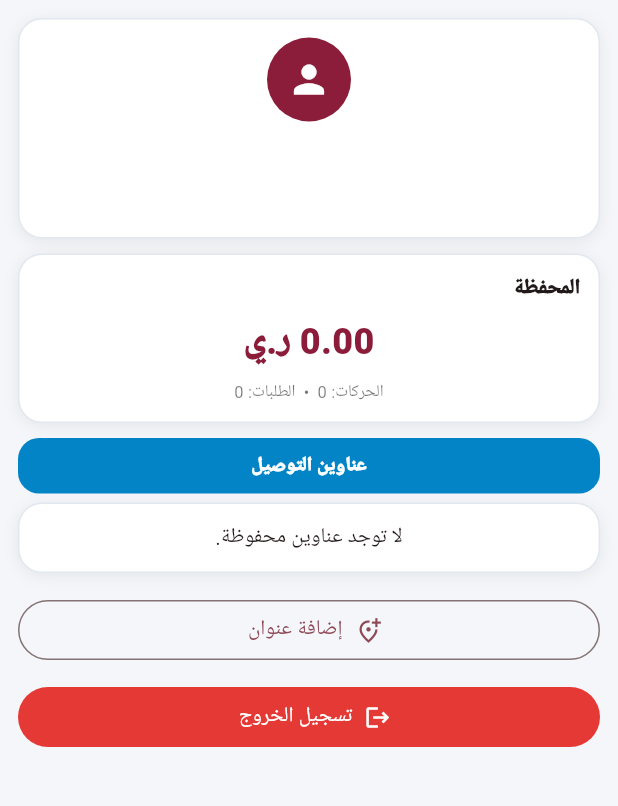
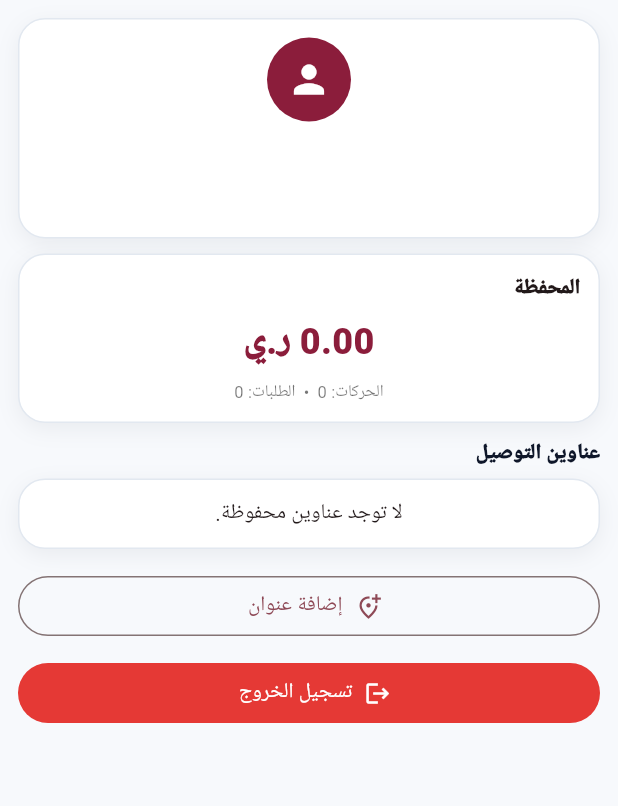
Before and after one commit to zydan25/flutter-new-katolin, a Flutter app: the AccountScreen screen opened directly, on a phone screen of 412 x 824 dp, the part 84-890 px from its top. Run offline on Flutter 3.47's test engine with Material 3 defaults, Android fonts, the light colour scheme and no system bars; our stand-ins replace flutter_secure_storage, local_auth, shared_preferences; accounts and stored records are empty; Roboto replaces fonts that are missing (Cairo).

Commit message:
refactor: rebuild shared Flutter visual components

```diff
--- a/shopik_flutter/lib/widgets/common.dart
+++ b/shopik_flutter/lib/widgets/common.dart
@@ -2,52 +2,159 @@
 
 class AppColors {
   static const burgundy = Color(0xFF8B1D3B);
-  static const cyan = Color(0xFF26C6DA);
-  static const orange = Color(0xFFFED7AA);
+  static const burgundyDark = Color(0xFF78142F);
+  static const burgundyLight = Color(0xFF9E1F3D);
+  static const emerald = Color(0xFF059669);
+  static const blue = Color(0xFF0284C7);
+  static const indigo = Color(0xFF4F46E5);
+  static const teal = Color(0xFF0F766E);
   static const amber = Color(0xFFF59E0B);
-  static const blue = Color(0xFF0284C7);
-  static const indigo = Color(0xFF283593);
-  static const page = Color(0xFFF4F6F9);
+  static const purple = Color(0xFF7C3AED);
+  static const page = Color(0xFFF7F9FC);
+  static const border = Color(0xFFE2E8F0);
+  static const muted = Color(0xFF64748B);
 }
 
 class PageCard extends StatelessWidget {
-  const PageCard({super.key, required this.child, this.padding = const EdgeInsets.all(12)});
-  final Widget child; final EdgeInsets padding;
-  @override Widget build(BuildContext context) => Container(
-    width: double.infinity, padding: padding,
-    decoration: BoxDecoration(color: Colors.white, borderRadius: BorderRadius.circular(16), border: Border.all(color: const Color(0xFFE2E8F0)), boxShadow: const [BoxShadow(blurRadius: 8, color: Color(0x11000000), offset: Offset(0, 2))]),
-    child: child,
-  );
+  const PageCard({super.key, required this.child, this.padding = const EdgeInsets.all(12), this.margin});
+
+  final Widget child;
+  final EdgeInsets padding;
+  final EdgeInsetsGeometry? margin;
+
+  @override
+  Widget build(BuildContext context) {
+    return Container(
+      width: double.infinity,
+      margin: margin,
+      padding: padding,
+      decoration: BoxDecoration(
+        color: Colors.white,
+        borderRadius: BorderRadius.circular(18),
+        border: Border.all(color: AppColors.border),
+        boxShadow: const [
+          BoxShadow(color: Color(0x100F172A), blurRadius: 12, offset: Offset(0, 4)),
+        ],
+      ),
+      child: child,
+    );
+  }
 }
 
 class SectionHeader extends StatelessWidget {
-  const SectionHeader({super.key, required this.title, this.color = AppColors.burgundy});
-  final String title; final Color color;
-  @override Widget build(BuildContext context) => Container(
-    width: double.infinity, padding: const EdgeInsets.symmetric(vertical: 9, horizontal: 12),
-    decoration: BoxDecoration(color: color, borderRadius: BorderRadius.circular(14)),
-    child: Text(title, textAlign: TextAlign.center, style: const TextStyle(color: Colors.white, fontWeight: FontWeight.w900, fontSize: 13)),
-  );
+  const SectionHeader({super.key, required this.title, this.color = AppColors.burgundy, this.icon});
+
+  final String title;
+  final Color color;
+  final IconData? icon;
+
+  @override
+  Widget build(BuildContext context) {
+    return Row(
+      children: [
+        if (icon != null)
+          Container(
+            width: 28,
+            height: 28,
+            decoration: BoxDecoration(color: color.withOpacity(.10), borderRadius: BorderRadius.circular(9)),
+            child: Icon(icon, color: color, size: 16),
+          ),
+        if (icon != null) const SizedBox(width: 8),
+        Expanded(
+          child: Text(title, textAlign: TextAlign.right, style: const TextStyle(fontSize: 14, fontWeight: FontWeight.w900, color: Color(0xFF0F172A))),
+        ),
+      ],
+    );
+  }
+}
+
+class StatusBadge extends StatelessWidget {
+  const StatusBadge({super.key, required this.text, this.color = AppColors.emerald});
+
+  final String text;
+  final Color color;
+
+  @override
+  Widget build(BuildContext context) {
+    return Container(
+      padding: const EdgeInsets.symmetric(horizontal: 9, vertical: 5),
+      decoration: BoxDecoration(color: color.withOpacity(.10), borderRadius: BorderRadius.circular(9), border: Border.all(color: color.withOpacity(.18))),
+      child: Text(text, style: TextStyle(fontSize: 9, fontWeight: FontWeight.w900, color: color)),
+    );
+  }
+}
+
+class EmptyState extends StatelessWidget {
+  const EmptyState({super.key, required this.text, this.icon = Icons.inbox_outlined});
+
+  final String text;
+  final IconData icon;
+
+  @override
+  Widget build(BuildContext context) {
+    return PageCard(
+      child: Column(
+        children: [
+          Icon(icon, size: 36, color: Colors.black26),
+          const SizedBox(height: 8),
+          Text(text, textAlign: TextAlign.center, style: const TextStyle(color: AppColors.muted, fontSize: 11, fontWeight: FontWeight.w600)),
+        ],
+      ),
+    );
+  }
 }
 
 class BusyOverlay extends StatelessWidget {
-  const BusyOverlay({super.key, required this.visible, this.text = 'الرجاء الإنتظار قليلاً...'});
-  final bool visible; final String text;
-  @override Widget build(BuildContext context) {
+  const BusyOverlay({super.key, required this.visible, this.text = 'جاري تنفيذ الطلب...'});
+
+  final bool visible;
+  final String text;
+
+  @override
+  Widget build(BuildContext context) {
     if (!visible) return const SizedBox.shrink();
-    return Positioned.fill(child: Container(color: Colors.black54, child: Center(child: Container(width: 220, padding: const EdgeInsets.all(22), decoration: BoxDecoration(color: Colors.white, borderRadius: BorderRadius.circular(24)), child: Column(mainAxisSize: MainAxisSize.min, children: [const CircularProgressIndicator(strokeWidth: 3), const SizedBox(height: 16), Text(text, textAlign: TextAlign.center, style: const TextStyle(fontWeight: FontWeight.w800, fontSize: 13))]))));
+    return Positioned.fill(
+      child: Container(
+        color: Colors.black.withOpacity(.45),
+        child: Center(
+          child: Container(
+            width: 245,
+            padding: const EdgeInsets.all(22),
+            decoration: BoxDecoration(color: Colors.white, borderRadius: BorderRadius.circular(24)),
+            child: Column(
+              mainAxisSize: MainAxisSize.min,
+              children: [
+                const CircularProgressIndicator(strokeWidth: 3, color: AppColors.burgundy),
+                const SizedBox(height: 16),
+                Text(text, textAlign: TextAlign.center, style: const TextStyle(fontSize: 13, fontWeight: FontWeight.w900)),
+              ],
+            ),
+          ),
+        ),
+      ),
+    );
   }
 }
 
-class AmountDialog extends StatelessWidget {
-  const AmountDialog({super.key, required this.title, required this.amount, required this.phone, required this.onConfirm});
-  final String title, amount, phone; final VoidCallback onConfirm;
-  @override Widget build(BuildContext context) => AlertDialog(
-    shape: RoundedRectangleBorder(borderRadius: BorderRadius.circular(24)),
-    title: const Row(mainAxisAlignment: MainAxisAlignment.center, children: [Icon(Icons.info_outline, color: AppColors.amber), SizedBox(width: 8), Text('تأكيد الطلب', style: TextStyle(fontWeight: FontWeight.w900))]),
-    content: Column(mainAxisSize: MainAxisSize.min, children: [Text(title, textAlign: TextAlign.center, style: const TextStyle(fontWeight: FontWeight.w800)), const SizedBox(height: 12), _row('رقم الهاتف', phone), _row('المبلغ', '$amount ر.ي')]),
-    actions: [TextButton(onPressed: () => Navigator.pop(context), child: const Text('إلغاء')), ElevatedButton(onPressed: onConfirm, child: const Text('موافق'))],
-  );
+String money(dynamic value, [String currency = 'ر.ي']) {
+  final n = num.tryParse('$value');
+  if (n == null) return '$value $currency';
+  return '${n.toStringAsFixed(n.truncateToDouble() == n ? 0 : 2)} $currency';
 }
 
-Widget _row(String a, String b) => Padding(padding: const EdgeInsets.symmetric(vertical: 4), child: Row(mainAxisAlignment: MainAxisAlignment.spaceBetween, children: [Text(a, style: const TextStyle(color: Colors.black54)), Flexible(child: Text(b, style: const TextStyle(fontWeight: FontWeight.w800), textAlign: TextAlign.end))]));
+String absoluteUrl(String? value) {
+  if (value == null || value.isEmpty) return '';
+  if (value.startsWith('http://') || value.startsWith('https://')) return value;
+  return 'https://shopik.alattab.site${value.startsWith('/') ? value : '/$value'}';
+}
+
+Color serviceColor(String key) {
+  final v = key.toLowerCase();
+  if (v.contains('yemen_mobile') || v.contains('يمن موبايل')) return AppColors.burgundy;
+  if (v.contains('sabafon') || v.contains('سبأفون')) return AppColors.blue;
+  if (v.contains('you') || v.contains('يو')) return AppColors.amber;
+  if (v.contains('4g') || v.contains('فورجي')) return const Color(0xFF0EA5E9);
+  if (v.contains('net') || v.contains('نت')) return AppColors.indigo;
+  if (v.contains('game') || v.contains('لعبة')) return AppColors.purple;
+  return AppColors.teal;
+}
```
